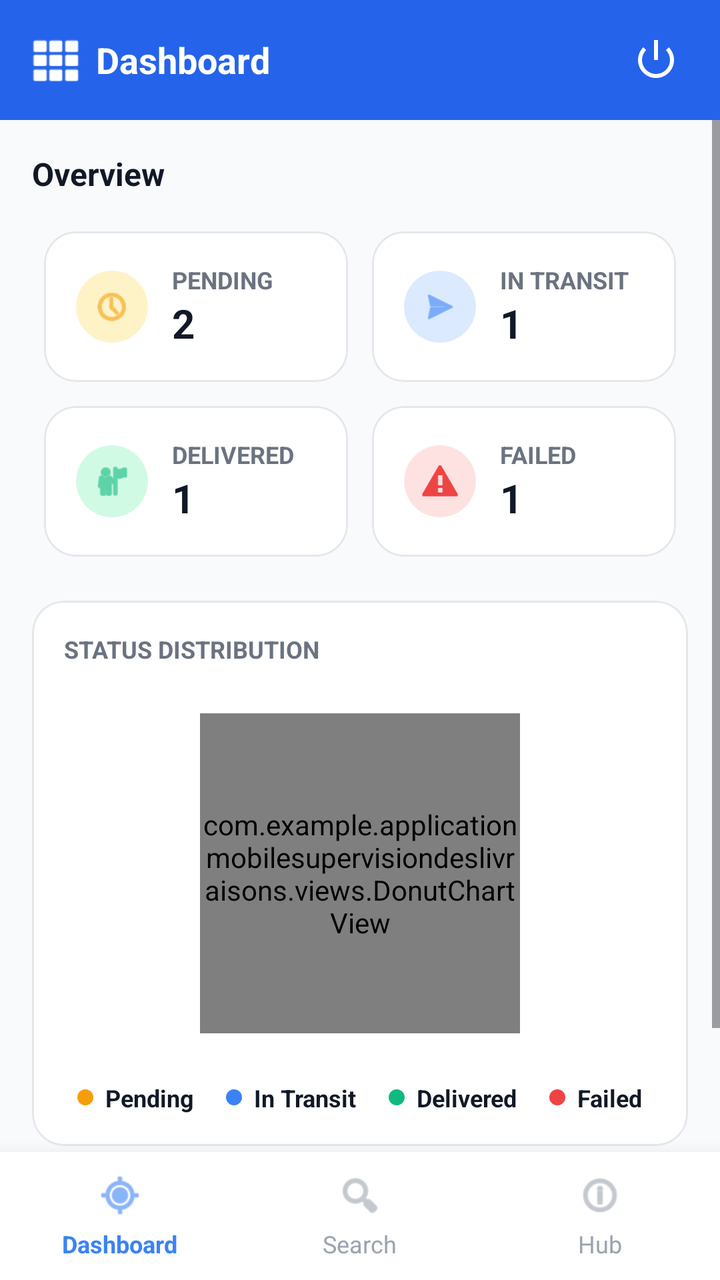
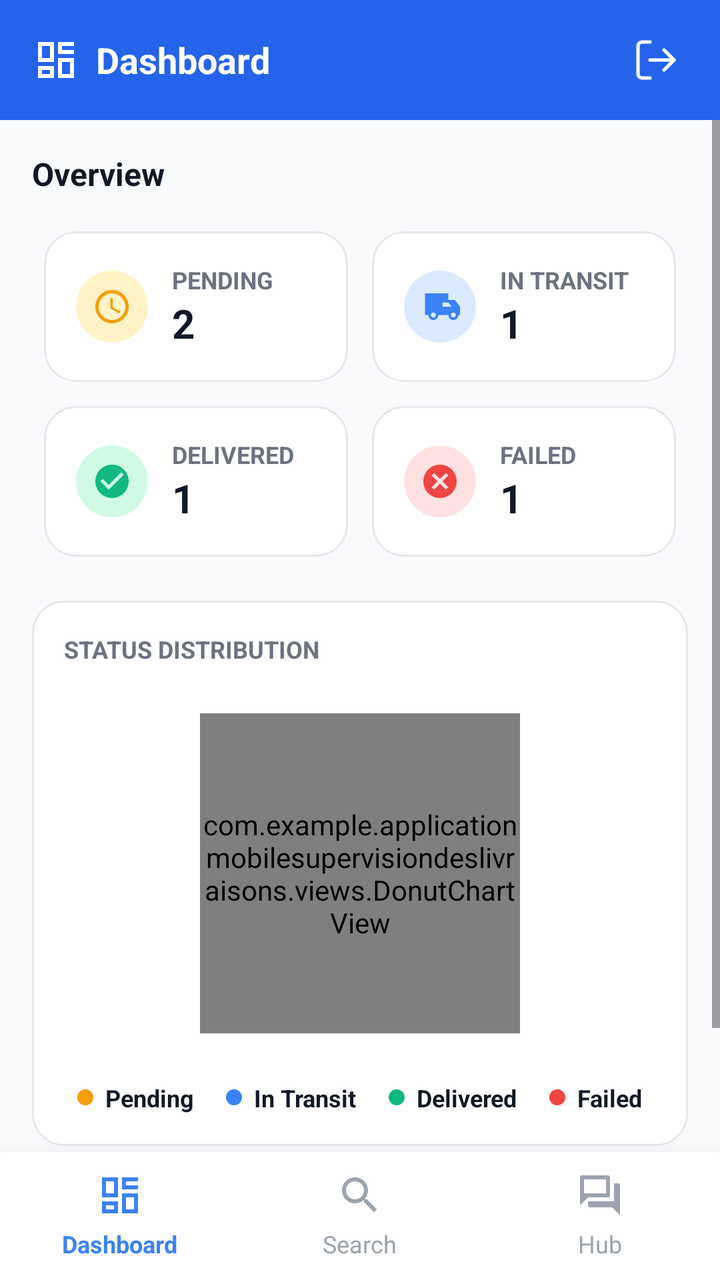

Two renders of the same Android screen: before a commit and after it. Below are the layout's source before the change and the commit's diff.
<!-- AndroidManifest.xml: application theme Theme.APPLICATIONMOBILESUPERVISIONDESLIVRAISONS -->
<!-- res/layout/activity_controleur.xml -->
<?xml version="1.0" encoding="utf-8"?>
<androidx.constraintlayout.widget.ConstraintLayout xmlns:android="http://schemas.android.com/apk/res/android"
    xmlns:app="http://schemas.android.com/apk/res-auto"
    android:layout_width="match_parent"
    android:layout_height="match_parent"
    android:background="#F8FAFC">

    
    <LinearLayout
        android:baselineAligned="false"
        android:id="@+id/top_bar"
        android:layout_width="match_parent"
        android:layout_height="60dp"
        android:background="#2563EB"
        android:orientation="horizontal"
        android:gravity="center_vertical"
        android:paddingHorizontal="16dp"
        app:layout_constraintTop_toTopOf="parent">

        <ImageView
        android:contentDescription="@null"
            android:layout_width="24dp"
            android:layout_height="24dp"
            android:src="@android:drawable/ic_dialog_dialer"
            app:tint="@android:color/white" />

        <TextView
            android:id="@+id/tv_dashboard_title"
            android:layout_width="0dp"
            android:layout_height="wrap_content"
            android:layout_weight="1"
            android:layout_marginStart="8dp"
            android:text="Dashboard"
            android:textColor="@android:color/white"
            android:textSize="18sp"
            android:textStyle="bold" />

        <ImageButton
            android:id="@+id/btn_exit"
            android:layout_width="32dp"
            android:layout_height="32dp"
            android:background="?attr/selectableItemBackground"
            android:src="@android:drawable/ic_lock_power_off"
            app:tint="@android:color/white"
            android:contentDescription="Logout" />
    </LinearLayout>

    <ScrollView
        android:layout_width="match_parent"
        android:layout_height="0dp"
        app:layout_constraintTop_toBottomOf="@id/top_bar"
        app:layout_constraintBottom_toTopOf="@id/bottom_nav">

        <LinearLayout
        android:baselineAligned="false"
            android:layout_width="match_parent"
            android:layout_height="wrap_content"
            android:orientation="vertical"
            android:padding="16dp">

            <TextView
                android:layout_width="wrap_content"
                android:layout_height="wrap_content"
                android:text="Overview"
                android:textSize="16sp"
                android:textStyle="bold"
                android:textColor="#111827"
                android:layout_marginBottom="12dp" />

            <GridLayout
                android:layout_width="match_parent"
                android:layout_height="wrap_content"
                android:columnCount="2"
                android:rowCount="2"
                android:layout_marginHorizontal="-6dp">
                
                
                <com.google.android.material.card.MaterialCardView
                    android:layout_width="0dp"
                    android:layout_height="wrap_content"
                    android:layout_columnWeight="1"
                    android:layout_margin="6dp"
                    app:cardBackgroundColor="#FFFFFF"
                    app:cardCornerRadius="16dp"
                    app:cardElevation="0dp"
                    app:strokeWidth="1dp"
                    app:strokeColor="#E5E7EB">
                    <LinearLayout
        android:baselineAligned="false"
                        android:layout_width="match_parent"
                        android:layout_height="wrap_content"
                        android:orientation="horizontal"
                        android:padding="16dp"
                        android:gravity="center_vertical">
                        
                        <com.google.android.material.card.MaterialCardView
                            android:layout_width="36dp"
                            android:layout_height="36dp"
                            app:cardCornerRadius="18dp"
                            app:cardBackgroundColor="#FEF3C7"
                            app:cardElevation="0dp"
                            app:strokeWidth="0dp">
                            <ImageView
        android:contentDescription="@null"
                                android:layout_width="match_parent"
                                android:layout_height="match_parent"
                                android:padding="8dp"
                                android:src="@android:drawable/ic_menu_recent_history"
                                app:tint="#F59E0B" />
                        </com.google.android.material.card.MaterialCardView>

                        <LinearLayout
        android:baselineAligned="false"
                            android:layout_width="wrap_content"
                            android:layout_height="wrap_content"
                            android:orientation="vertical"
                            android:layout_marginStart="12dp">
                            <TextView
                                android:layout_width="wrap_content"
                                android:layout_height="wrap_content"
                                android:text="PENDING"
                                android:textSize="12sp"
                                android:textStyle="bold"
                                android:textColor="#6B7280" />
                            <TextView
                                android:id="@+id/tv_pending_count"
                                android:layout_width="wrap_content"
                                android:layout_height="wrap_content"
                                android:text="2"
                                android:textSize="20sp"
                                android:textStyle="bold"
                                android:textColor="#111827" />
                        </LinearLayout>
                    </LinearLayout>
                </com.google.android.material.card.MaterialCardView>

                
                <com.google.android.material.card.MaterialCardView
                    android:layout_width="0dp"
                    android:layout_height="wrap_content"
                    android:layout_columnWeight="1"
                    android:layout_margin="6dp"
                    app:cardBackgroundColor="#FFFFFF"
                    app:cardCornerRadius="16dp"
                    app:cardElevation="0dp"
                    app:strokeWidth="1dp"
                    app:strokeColor="#E5E7EB">
                    <LinearLayout
        android:baselineAligned="false"
                        android:layout_width="match_parent"
                        android:layout_height="wrap_content"
                        android:orientation="horizontal"
                        android:padding="16dp"
                        android:gravity="center_vertical">
                        
                        <com.google.android.material.card.MaterialCardView
                            android:layout_width="36dp"
                            android:layout_height="36dp"
                            app:cardCornerRadius="18dp"
                            app:cardBackgroundColor="#DBEAFE"
                            app:cardElevation="0dp"
                            app:strokeWidth="0dp">
                            <ImageView
        android:contentDescription="@null"
                                android:layout_width="match_parent"
                                android:layout_height="match_parent"
                                android:padding="8dp"
                                android:src="@android:drawable/ic_menu_send"
                                app:tint="#3B82F6" />
                        </com.google.android.material.card.MaterialCardView>

                        <LinearLayout
        android:baselineAligned="false"
                            android:layout_width="wrap_content"
                            android:layout_height="wrap_content"
                            android:orientation="vertical"
                            android:layout_marginStart="12dp">
                            <TextView
                                android:layout_width="wrap_content"
                                android:layout_height="wrap_content"
                                android:text="IN TRANSIT"
                                android:textSize="12sp"
                                android:textStyle="bold"
                                android:textColor="#6B7280" />
                            <TextView
                                android:id="@+id/tv_transit_count"
                                android:layout_width="wrap_content"
                                android:layout_height="wrap_content"
                                android:text="1"
                                android:textSize="20sp"
                                android:textStyle="bold"
                                android:textColor="#111827" />
                        </LinearLayout>
                    </LinearLayout>
                </com.google.android.material.card.MaterialCardView>

                
                <com.google.android.material.card.MaterialCardView
                    android:layout_width="0dp"
                    android:layout_height="wrap_content"
                    android:layout_columnWeight="1"
                    android:layout_margin="6dp"
                    app:cardBackgroundColor="#FFFFFF"
                    app:cardCornerRadius="16dp"
                    app:cardElevation="0dp"
                    app:strokeWidth="1dp"
                    app:strokeColor="#E5E7EB">
                    <LinearLayout
        android:baselineAligned="false"
                        android:layout_width="match_parent"
                        android:layout_height="wrap_content"
                        android:orientation="horizontal"
                        android:padding="16dp"
                        android:gravity="center_vertical">
                        
                        <com.google.android.material.card.MaterialCardView
                            android:layout_width="36dp"
                            android:layout_height="36dp"
                            app:cardCornerRadius="18dp"
                            app:cardBackgroundColor="#D1FAE5"
                            app:cardElevation="0dp"
                            app:strokeWidth="0dp">
                            <ImageView
        android:contentDescription="@null"
                                android:layout_width="match_parent"
                                android:layout_height="match_parent"
                                android:padding="8dp"
                                android:src="@android:drawable/ic_menu_myplaces"
                                app:tint="#10B981" />
                        </com.google.android.material.card.MaterialCardView>

                        <LinearLayout
        android:baselineAligned="false"
                            android:layout_width="wrap_content"
                            android:layout_height="wrap_content"
                            android:orientation="vertical"
                            android:layout_marginStart="12dp">
                            <TextView
                                android:layout_width="wrap_content"
                                android:layout_height="wrap_content"
                                android:text="DELIVERED"
                                android:textSize="12sp"
                                android:textStyle="bold"
                                android:textColor="#6B7280" />
                            <TextView
                                android:id="@+id/tv_delivered_count"
                                android:layout_width="wrap_content"
                                android:layout_height="wrap_content"
                                android:text="1"
                                android:textSize="20sp"
                                android:textStyle="bold"
                                android:textColor="#111827" />
                        </LinearLayout>
                    </LinearLayout>
                </com.google.android.material.card.MaterialCardView>

                
                <com.google.android.material.card.MaterialCardView
                    android:layout_width="0dp"
                    android:layout_height="wrap_content"
                    android:layout_columnWeight="1"
                    android:layout_margin="6dp"
                    app:cardBackgroundColor="#FFFFFF"
                    app:cardCornerRadius="16dp"
                    app:cardElevation="0dp"
                    app:strokeWidth="1dp"
                    app:strokeColor="#E5E7EB">
                    <LinearLayout
        android:baselineAligned="false"
                        android:layout_width="match_parent"
                        android:layout_height="wrap_content"
                        android:orientation="horizontal"
                        android:padding="16dp"
                        android:gravity="center_vertical">
                        
                        <com.google.android.material.card.MaterialCardView
                            android:layout_width="36dp"
                            android:layout_height="36dp"
                            app:cardCornerRadius="18dp"
                            app:cardBackgroundColor="#FEE2E2"
                            app:cardElevation="0dp"
                            app:strokeWidth="0dp">
                            <ImageView
        android:contentDescription="@null"
                                android:layout_width="match_parent"
                                android:layout_height="match_parent"
                                android:padding="8dp"
                                android:src="@android:drawable/stat_notify_error"
                                app:tint="#EF4444" />
                        </com.google.android.material.card.MaterialCardView>

                        <LinearLayout
        android:baselineAligned="false"
                            android:layout_width="wrap_content"
                            android:layout_height="wrap_content"
                            android:orientation="vertical"
                            android:layout_marginStart="12dp">
                            <TextView
                                android:layout_width="wrap_content"
                                android:layout_height="wrap_content"
                                android:text="FAILED"
                                android:textSize="12sp"
                                android:textStyle="bold"
                                android:textColor="#6B7280" />
                            <TextView
                                android:id="@+id/tv_failed_count"
                                android:layout_width="wrap_content"
                                android:layout_height="wrap_content"
                                android:text="1"
                                android:textSize="20sp"
                                android:textStyle="bold"
                                android:textColor="#111827" />
                        </LinearLayout>
                    </LinearLayout>
                </com.google.android.material.card.MaterialCardView>
            </GridLayout>

            
            <com.google.android.material.card.MaterialCardView
                android:layout_width="match_parent"
                android:layout_height="wrap_content"
                android:layout_marginTop="16dp"
                app:cardBackgroundColor="#FFFFFF"
                app:cardCornerRadius="16dp"
                app:cardElevation="0dp"
                app:strokeWidth="1dp"
                app:strokeColor="#E5E7EB">
                <LinearLayout
        android:baselineAligned="false"
                    android:layout_width="match_parent"
                    android:layout_height="wrap_content"
                    android:orientation="vertical"
                    android:padding="16dp"
                    android:gravity="center_horizontal">
                    
                    <TextView
                        android:layout_width="match_parent"
                        android:layout_height="wrap_content"
                        android:text="STATUS DISTRIBUTION"
                        android:textSize="12sp"
                        android:textStyle="bold"
                        android:textColor="#6B7280"
                        android:layout_marginBottom="24dp"/>
                    
                    
                    <com.example.applicationmobilesupervisiondeslivraisons.views.DonutChartView
                        android:id="@+id/donut_chart"
                        android:layout_width="160dp"
                        android:layout_height="160dp"
                        android:layout_gravity="center" />
                    
                    <LinearLayout
        android:baselineAligned="false"
                        android:layout_width="match_parent"
                        android:layout_height="wrap_content"
                        android:orientation="horizontal"
                        android:gravity="center"
                        android:layout_marginTop="24dp">
                        <View android:layout_width="8dp" android:layout_height="8dp" android:background="@drawable/circle_shape" android:backgroundTint="#F59E0B" android:layout_marginEnd="6dp" android:layout_gravity="center_vertical"/>
                        <TextView android:layout_width="wrap_content" android:layout_height="wrap_content" android:text="Pending" android:textColor="#111827" android:textSize="12sp" android:textStyle="bold" android:layout_marginEnd="16dp"/>
                        
                        <View android:layout_width="8dp" android:layout_height="8dp" android:background="@drawable/circle_shape" android:backgroundTint="#3B82F6" android:layout_marginEnd="6dp" android:layout_gravity="center_vertical"/>
                        <TextView android:layout_width="wrap_content" android:layout_height="wrap_content" android:text="In Transit" android:textColor="#111827" android:textSize="12sp" android:textStyle="bold" android:layout_marginEnd="16dp"/>

                        <View android:layout_width="8dp" android:layout_height="8dp" android:background="@drawable/circle_shape" android:backgroundTint="#10B981" android:layout_marginEnd="6dp" android:layout_gravity="center_vertical"/>
                        <TextView android:layout_width="wrap_content" android:layout_height="wrap_content" android:text="Delivered" android:textColor="#111827" android:textSize="12sp" android:textStyle="bold" android:layout_marginEnd="16dp"/>

                        <View android:layout_width="8dp" android:layout_height="8dp" android:background="@drawable/circle_shape" android:backgroundTint="#EF4444" android:layout_marginEnd="6dp" android:layout_gravity="center_vertical"/>
                        <TextView android:layout_width="wrap_content" android:layout_height="wrap_content" android:text="Failed" android:textColor="#111827" android:textSize="12sp" android:textStyle="bold"/>
                    </LinearLayout>
                </LinearLayout>
            </com.google.android.material.card.MaterialCardView>

            
            <LinearLayout
        android:baselineAligned="false"
                android:layout_width="match_parent"
                android:layout_height="wrap_content"
                android:orientation="horizontal"
                android:layout_marginTop="24dp"
                android:layout_marginBottom="12dp"
                android:gravity="center_vertical">
                <TextView
                    android:layout_width="0dp"
                    android:layout_height="wrap_content"
                    android:layout_weight="1"
                    android:text="Active Deliveries"
                    android:textSize="16sp"
                    android:textStyle="bold"
                    android:textColor="#111827"/>
                <TextView
                    android:layout_width="wrap_content"
                    android:layout_height="wrap_content"
                    android:text="View All"
                    android:textSize="12sp"
                    android:textStyle="bold"
                    android:textColor="#3B82F6"/>
            </LinearLayout>

            
            <LinearLayout
        android:baselineAligned="false" 
                android:layout_width="match_parent"
                android:layout_height="wrap_content"
                android:layout_marginHorizontal="-6dp">
                <androidx.recyclerview.widget.RecyclerView
                    android:id="@+id/recycler_deliveries"
                    android:layout_width="match_parent"
                    android:layout_height="wrap_content"
                    android:layout_marginHorizontal="-10dp"
                    android:nestedScrollingEnabled="false" />
            </LinearLayout>

        </LinearLayout>
    </ScrollView>

    
    <LinearLayout
        android:baselineAligned="false"
        android:id="@+id/bottom_nav"
        android:layout_width="match_parent"
        android:layout_height="64dp"
        app:layout_constraintBottom_toBottomOf="parent"
        android:background="@android:color/white"
        android:orientation="horizontal"
        android:elevation="16dp">

        
        <LinearLayout
        android:baselineAligned="false"
            android:id="@+id/tab_dashboard"
            android:layout_width="0dp"
            android:layout_height="match_parent"
            android:layout_weight="1"
            android:orientation="vertical"
            android:gravity="center">
            <ImageView
        android:contentDescription="@null"
                android:layout_width="24dp"
                android:layout_height="24dp"
                android:src="@android:drawable/ic_menu_mylocation"
                app:tint="#3B82F6" />
            <TextView
                android:layout_width="wrap_content"
                android:layout_height="wrap_content"
                android:text="Dashboard"
                android:textStyle="bold"
                android:textSize="12sp"
                android:textColor="#3B82F6"
                android:layout_marginTop="4dp"/>
        </LinearLayout>

        
        <LinearLayout
        android:baselineAligned="false"
            android:id="@+id/tab_search"
            android:layout_width="0dp"
            android:layout_height="match_parent"
            android:layout_weight="1"
            android:orientation="vertical"
            android:gravity="center">
            <ImageView
        android:contentDescription="@null"
                android:layout_width="24dp"
                android:layout_height="24dp"
                android:src="@android:drawable/ic_menu_search"
                app:tint="#9CA3AF" />
            <TextView
                android:layout_width="wrap_content"
                android:layout_height="wrap_content"
                android:text="Search"
                android:textSize="12sp"
                android:textColor="#9CA3AF"
                android:layout_marginTop="4dp"/>
        </LinearLayout>

        
        <LinearLayout
        android:baselineAligned="false"
            android:id="@+id/tab_hub"
            android:layout_width="0dp"
            android:layout_height="match_parent"
            android:layout_weight="1"
            android:orientation="vertical"
            android:gravity="center">
            <ImageView
        android:contentDescription="@null"
                android:layout_width="24dp"
                android:layout_height="24dp"
                android:src="@android:drawable/ic_menu_info_details"
                app:tint="#9CA3AF" />
            <TextView
                android:layout_width="wrap_content"
                android:layout_height="wrap_content"
                android:text="Hub"
                android:textSize="12sp"
                android:textColor="#9CA3AF"
                android:layout_marginTop="4dp"/>
        </LinearLayout>

    </LinearLayout>
    
</androidx.constraintlayout.widget.ConstraintLayout>
<!-- resources referenced by this layout -->
<resources>
  <style name="Base.Theme.APPLICATIONMOBILESUPERVISIONDESLIVRAISONS" parent="Theme.Material3.DayNight.NoActionBar">
          
          
      </style>
  <!-- unchanged entries left out for length: 2 -->
</resources>

<!-- the commit's change to res/layout/activity_controleur.xml (unified diff, before → after) -->
@@ -21,7 +21,7 @@
         android:contentDescription="@null"
             android:layout_width="24dp"
             android:layout_height="24dp"
-            android:src="@android:drawable/ic_dialog_dialer"
+            android:src="@drawable/ic_dashboard_modern"
             app:tint="@android:color/white" />
 
         <TextView
@@ -39,8 +39,8 @@
             android:id="@+id/btn_exit"
             android:layout_width="32dp"
             android:layout_height="32dp"
-            android:background="?attr/selectableItemBackground"
-            android:src="@android:drawable/ic_lock_power_off"
+            android:background="?attr/selectableItemBackgroundBorderless"
+            android:src="@drawable/ic_logout"
             app:tint="@android:color/white"
             android:contentDescription="Logout" />
     </LinearLayout>
@@ -105,7 +105,7 @@
                                 android:layout_width="match_parent"
                                 android:layout_height="match_parent"
                                 android:padding="8dp"
-                                android:src="@android:drawable/ic_menu_recent_history"
+                                android:src="@drawable/ic_pending_modern"
                                 app:tint="#F59E0B" />
                         </com.google.android.material.card.MaterialCardView>
 
@@ -165,7 +165,7 @@
                                 android:layout_width="match_parent"
                                 android:layout_height="match_parent"
                                 android:padding="8dp"
-                                android:src="@android:drawable/ic_menu_send"
+                                android:src="@drawable/ic_transit_modern"
                                 app:tint="#3B82F6" />
                         </com.google.android.material.card.MaterialCardView>
 
@@ -225,7 +225,7 @@
                                 android:layout_width="match_parent"
                                 android:layout_height="match_parent"
                                 android:padding="8dp"
-                                android:src="@android:drawable/ic_menu_myplaces"
+                                android:src="@drawable/ic_delivered_modern"
                                 app:tint="#10B981" />
                         </com.google.android.material.card.MaterialCardView>
 
@@ -285,7 +285,7 @@
                                 android:layout_width="match_parent"
                                 android:layout_height="match_parent"
                                 android:padding="8dp"
-                                android:src="@android:drawable/stat_notify_error"
+                                android:src="@drawable/ic_failed_modern"
                                 app:tint="#EF4444" />
                         </com.google.android.material.card.MaterialCardView>
 
@@ -433,12 +433,15 @@
             android:layout_height="match_parent"
             android:layout_weight="1"
             android:orientation="vertical"
-            android:gravity="center">
+            android:gravity="center"
+            android:clickable="true"
+            android:focusable="true"
+            android:background="?attr/selectableItemBackgroundBorderless">
             <ImageView
         android:contentDescription="@null"
                 android:layout_width="24dp"
                 android:layout_height="24dp"
-                android:src="@android:drawable/ic_menu_mylocation"
+                android:src="@drawable/ic_dashboard_modern"
                 app:tint="#3B82F6" />
             <TextView
                 android:layout_width="wrap_content"
@@ -458,12 +461,15 @@
             android:layout_height="match_parent"
             android:layout_weight="1"
             android:orientation="vertical"
-            android:gravity="center">
+            android:gravity="center"
+            android:clickable="true"
+            android:focusable="true"
+            android:background="?attr/selectableItemBackgroundBorderless">
             <ImageView
         android:contentDescription="@null"
                 android:layout_width="24dp"
                 android:layout_height="24dp"
-                android:src="@android:drawable/ic_menu_search"
+                android:src="@drawable/ic_search_modern"
                 app:tint="#9CA3AF" />
             <TextView
                 android:layout_width="wrap_content"
@@ -482,12 +488,15 @@
             android:layout_height="match_parent"
             android:layout_weight="1"
             android:orientation="vertical"
-            android:gravity="center">
+            android:gravity="center"
+            android:clickable="true"
+            android:focusable="true"
+            android:background="?attr/selectableItemBackgroundBorderless">
             <ImageView
         android:contentDescription="@null"
                 android:layout_width="24dp"
                 android:layout_height="24dp"
-                android:src="@android:drawable/ic_menu_info_details"
+                android:src="@drawable/ic_hub_modern"
                 app:tint="#9CA3AF" />
             <TextView
                 android:layout_width="wrap_content"
<!-- resource entries referenced after the edit -->
@@ -1,8 +1,123 @@
 <!-- resources referenced by this layout -->
 <resources>
+  <!-- drawable ic_dashboard_modern (drawable) -->
+  <vector xmlns:android="http://schemas.android.com/apk/res/android"
+      android:width="24dp"
+      android:height="24dp"
+      android:viewportWidth="24"
+      android:viewportHeight="24">
+    <path
+        android:pathData="M13,3v6h8V3H13z M21,7h-6V5h6V7z M3,21h8v-6H3V21z M5,17h4v2H5V17z M3,13h8V3H3V13z M5,5h4v6H5V5z M13,21h8v-10h-8V21z M15,13h4v6h-4V13z"
+        android:fillColor="#000000"/>
+  </vector>
+  <!-- drawable ic_delivered_modern (drawable) -->
+  <vector xmlns:android="http://schemas.android.com/apk/res/android"
+      android:width="24dp"
+      android:height="24dp"
+      android:viewportWidth="24"
+      android:viewportHeight="24">
+    <path
+        android:pathData="M12,2C6.48,2 2,6.48 2,12s4.48,10 10,10 10,-4.48 10,-10S17.52,2 12,2zM10,17l-5,-5 1.41,-1.41L10,14.17l7.59,-7.59L19,8l-9,9z"
+        android:fillColor="#000000"/>
+  </vector>
+  <!-- drawable ic_failed_modern (drawable) -->
+  <vector xmlns:android="http://schemas.android.com/apk/res/android"
+      android:width="24dp"
+      android:height="24dp"
+      android:viewportWidth="24"
+      android:viewportHeight="24">
+    <path
+        android:pathData="M12,2C6.47,2 2,6.47 2,12s4.47,10 10,10 10,-4.47 10,-10S17.53,2 12,2zM17,15.59L15.59,17 12,13.41 8.41,17 7,15.59 10.59,12 7,8.41 8.41,7 12,10.59 15.59,7 17,8.41 13.41,12 17,15.59z"
+        android:fillColor="#000000"/>
+  </vector>
+  <!-- drawable ic_hub_modern (drawable) -->
+  <vector xmlns:android="http://schemas.android.com/apk/res/android"
+      android:width="24dp"
+      android:height="24dp"
+      android:viewportWidth="24"
+      android:viewportHeight="24">
+    <path
+        android:pathData="M21,6h-2v9H6v2c0,0.55 0.45,1 1,1h11l4,4V7C22,6.45 21.55,6 21,6zM17,12V3c0,-0.55 -0.45,-1 -1,-1H3C2.45,2 2,2.45 2,3v14l4,-4h10C16.55,13 17,12.55 17,12zM15,11H4V4h11V11z"
+        android:fillColor="#000000"/>
+  </vector>
+  <!-- drawable ic_logout (drawable) -->
+  <?xml version="1.0" encoding="utf-8"?>
+  <vector xmlns:android="http://schemas.android.com/apk/res/android"
+      android:width="24dp"
+      android:height="24dp"
+      android:viewportWidth="24"
+      android:viewportHeight="24">
+  
+      
+      <path
+          android:fillColor="@android:color/transparent"
+          android:strokeColor="#FFFFFF"
+          android:strokeWidth="1.7"
+          android:strokeLineCap="round"
+          android:strokeLineJoin="round"
+          android:pathData="
+              M9,21
+              L5,21
+              C4.47,21 3.96,20.79 3.59,20.41
+              C3.21,20.04 3,19.53 3,19
+              L3,5
+              C3,4.47 3.21,3.96 3.59,3.59
+              C3.96,3.21 4.47,3 5,3
+              L9,3" />
+  
+      
+      <path
+          android:fillColor="@android:color/transparent"
+          android:strokeColor="#FFFFFF"
+          android:strokeWidth="1.7"
+          android:strokeLineCap="round"
+          android:strokeLineJoin="round"
+          android:pathData="M16,17 L21,12 L16,7" />
+  
+      
+      <path
+          android:fillColor="@android:color/transparent"
+          android:strokeColor="#FFFFFF"
+          android:strokeWidth="1.7"
+          android:strokeLineCap="round"
+          android:pathData="M21,12 L9,12" />
+  
+  </vector>
+  <!-- drawable ic_pending_modern (drawable) -->
+  <vector xmlns:android="http://schemas.android.com/apk/res/android"
+      android:width="24dp"
+      android:height="24dp"
+      android:viewportWidth="24"
+      android:viewportHeight="24">
+    <path
+        android:pathData="M11.99,2C6.47,2 2,6.48 2,12s4.47,10 9.99,10C17.52,22 22,17.52 22,12S17.52,2 11.99,2zM12,20c-4.42,0 -8,-3.58 -8,-8s3.58,-8 8,-8 8,3.58 8,8 -3.58,8 -8,8zM12.5,7H11v6l5.25,3.15 0.75,-1.23 -4.5,-2.67z"
+        android:fillColor="#000000"/>
+  </vector>
+  <!-- drawable ic_search_modern (drawable) -->
+  <vector xmlns:android="http://schemas.android.com/apk/res/android"
+      android:width="24dp"
+      android:height="24dp"
+      android:viewportWidth="24"
+      android:viewportHeight="24">
+    <path
+        android:pathData="M15.5,14h-0.79l-0.28,-0.27C15.41,12.59 16,11.11 16,9.5 16,5.91 13.09,3 9.5,3S3,5.91 3,9.5 5.91,16 9.5,16c1.61,0 3.09,-0.59 4.23,-1.57l0.27,0.28v0.79l5,4.99L20.49,19l-4.99,-5zM9.5,14C7.01,14 5,11.99 5,9.5S7.01,5 9.5,5 14,7.01 14,9.5 11.99,14 9.5,14z"
+        android:fillColor="#000000"/>
+  </vector>
+  <!-- drawable ic_transit_modern (drawable) -->
+  <vector xmlns:android="http://schemas.android.com/apk/res/android"
+      android:width="24dp"
+      android:height="24dp"
+      android:viewportWidth="24"
+      android:viewportHeight="24">
+    <path
+        android:pathData="M20,8h-3V4H3v13h2c0,1.66 1.34,3 3,3s3,-1.34 3,-3h6c0,1.66 1.34,3 3,3s3,-1.34 3,-3h1v-5l-3,-4zM8,18.5c-0.83,0 -1.5,-0.67 -1.5,-1.5s0.67,-1.5 1.5,-1.5 1.5,0.67 1.5,1.5 -0.67,1.5 -1.5,1.5zM17,12h-3.5V9.5H17l1.96,2.5H17zM20,18.5c-0.83,0 -1.5,-0.67 -1.5,-1.5s0.67,-1.5 1.5,-1.5 1.5,0.67 1.5,1.5 -0.67,1.5 -1.5,1.5z"
+        android:fillColor="#000000"/>
+  </vector>
   <style name="Base.Theme.APPLICATIONMOBILESUPERVISIONDESLIVRAISONS" parent="Theme.Material3.DayNight.NoActionBar">
           
-          
+          <item name="android:windowActivityTransitions">true</item>
+          <item name="android:windowEnterTransition">@android:transition/fade</item>
+          <item name="android:windowExitTransition">@android:transition/fade</item>
       </style>
   <!-- unchanged entries left out for length: 2 -->
 </resources>
